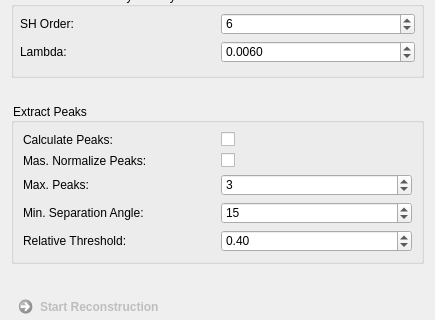
This is Plugins/org.mitk.gui.qt.diffusionimaging.python/src/internal/QmitkDipyReconstructionsViewControls.ui in MITK/MITK as Qt 5 draws it before an edit; both pictures show x 0 to 435 and y 607 to 927 of the 435 by 1036 pixel window. The edited form follows.
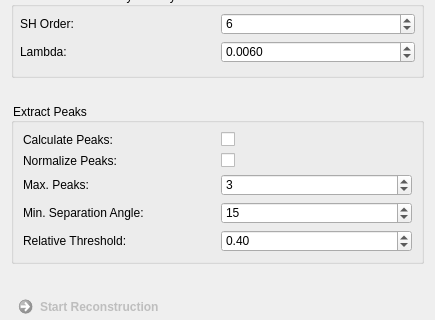
This is the edited form. Custom widgets are drawn as their Qt base class.

```diff
--- a/Plugins/org.mitk.gui.qt.diffusionimaging.python/src/internal/QmitkDipyReconstructionsViewControls.ui
+++ b/Plugins/org.mitk.gui.qt.diffusionimaging.python/src/internal/QmitkDipyReconstructionsViewControls.ui
@@ -636,7 +636,7 @@
       <item row="1" column="0">
        <widget class="QLabel" name="label_30">
         <property name="text">
-         <string>Mas. Normalize Peaks:</string>
+         <string>Normalize Peaks:</string>
         </property>
        </widget>
       </item>
```
